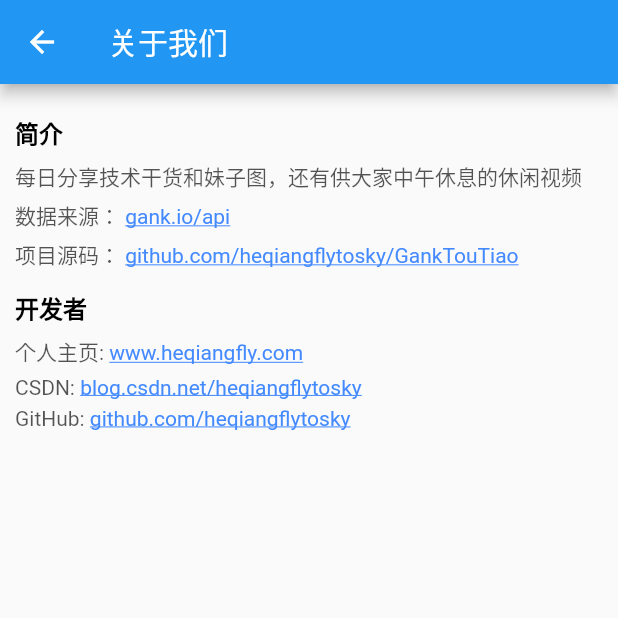
After one commit to heqiangflytosky/gank_flutter, a Flutter app: the MinePageWidget screen opened directly, after a tap on "关于我们", on a phone screen of 412 x 824 dp, the top half of it. The commit adds this screen. Run offline on Flutter 3.47's test engine with Material 2 defaults, Android fonts, the phone set to English and light mode, and no system bars; drawn by our look-alikes of flutter_linkify; our stand-ins replace dio, flutter_spinkit, sqflite; missing offline and left inert: flutter_webview_plugin; accounts and stored records are empty; generated files the repository leaves out were written again; network calls fail.

Commit message:
add fav_history and about page

```diff
--- /dev/null
+++ b/lib/widgets/about_page.dart
@@ -0,0 +1,104 @@
+import 'package:flutter/material.dart';
+import 'package:flutter_linkify/flutter_linkify.dart';
+import 'package:url_launcher/url_launcher.dart';
+
+class AboutWidget extends StatelessWidget {
+  @override
+  Widget build(BuildContext context) {
+    return new Scaffold(
+      appBar: new AppBar(
+        title: new Text("关于我们"),
+      ),
+      body: new Container(
+        padding: EdgeInsets.all(10),
+        child: new Column(
+          crossAxisAlignment: CrossAxisAlignment.start,
+          children: <Widget>[
+            new HeaderText("简介"),
+            new ContentText("每日分享技术干货和妹子图，还有供大家中午休息的休闲视频"),
+            new LinkText("数据来源： http://gank.io/api"),
+            new LinkText("项目源码： https://github.com/heqiangflytosky/GankTouTiao"),
+            new HeaderText("开发者"),
+            new LinkText("个人主页: http://www.heqiangfly.com"),
+            new LinkText("CSDN: http://blog.csdn.net/heqiangflytosky"),
+            new LinkText("GitHub: https://github.com/heqiangflytosky"),
+          ],
+        ),
+      )
+    );
+  }
+
+}
+
+class HeaderText extends StatelessWidget{
+  String title;
+
+  HeaderText(this.title);
+
+  @override
+  Widget build(BuildContext context) {
+    return new Container(
+      padding: EdgeInsets.only(left: 0,top: 10,right: 0,bottom: 5),
+      child: new Text(
+        title,
+        style: TextStyle(
+          fontSize:16,
+          color:Color(0xff000000),
+          fontWeight: FontWeight.bold,
+        ),
+      ),
+    );
+  }
+
+}
+
+class ContentText extends StatelessWidget{
+  String title;
+
+  ContentText(this.title);
+
+  @override
+  Widget build(BuildContext context) {
+    return new Container(
+      padding: EdgeInsets.only(left: 0,top: 2,right: 0,bottom: 3),
+      child: new Text(
+        title,
+        style: TextStyle(
+          fontSize:14,
+          color:Color(0xaa000000),
+        ),
+      ),
+    );
+  }
+
+}
+
+class LinkText extends StatelessWidget{
+  String title;
+
+  LinkText(this.title);
+
+  @override
+  Widget build(BuildContext context) {
+    return new Container(
+      padding: EdgeInsets.only(left: 0,top: 2,right: 0,bottom: 3),
+      child: new Linkify(
+        text: title,
+        style: TextStyle(
+          fontSize:14,
+          color:Color(0xaa000000),
+        ),
+        onOpen: (url) => _openUrl(url),
+      ),
+    );
+  }
+
+  _openUrl(LinkableElement link) async {
+    if (await canLaunch(link.url)) {
+      await launch(link.url);
+    } else {
+      throw 'Could not launch $link';
+    }
+  }
+
+}
--- a/lib/widgets/category_list.dart
+++ b/lib/widgets/category_list.dart
@@ -92,7 +92,7 @@ class CateGoryListState extends State<CategoryList> with AutomaticKeepAliveClien
         itemCount: _listData.length,
         physics: const AlwaysScrollableScrollPhysics(),
         itemBuilder: (context, i) {
-          return new ListItem(_listData[i]);
+          return new ListItem(_listData[i],false);
         }
     );
   }
--- a/lib/widgets/daily_list.dart
+++ b/lib/widgets/daily_list.dart
@@ -78,7 +78,7 @@ class DailyListState extends State<DailyList>  with AutomaticKeepAliveClientMixi
         itemBuilder: (context, i) {
           GankItem item = _listData[i];
           if (item is GankContentItem) {
-            return new ListItem(item.data);
+            return new ListItem(item.data,false);
           } else if (item is GankHeaderItem) {
             return new ListHeadItem(item.title, item.imageUrl);
           } else if (item is GankImageItem) {
--- a/lib/widgets/mine_page.dart
+++ b/lib/widgets/mine_page.dart
@@ -1,6 +1,8 @@
 
 import 'package:flutter/material.dart';
 import 'package:gank_flutter/persistence/db_helper.dart';
+import 'package:gank_flutter/widgets/fav_history_page.dart';
+import 'package:gank_flutter/widgets/about_page.dart';
 
 
 class MinePageWidget extends StatefulWidget{
@@ -61,12 +63,12 @@ class MinePageWidgetState extends State<MinePageWidget> {
               height: 1,
               color: Color(0xffdddddd)
           ),
-          new MineItem("images/user_favourite.png","我的收藏",_favouriteSize),
+          new MineItem("images/user_favourite.png","我的收藏",_favouriteSize, onClick: _openFavPage,),
           new Divider(
               height: 1,
               color: Color(0xffdddddd)
           ),
-          new MineItem("images/user_viewed.png","阅读过的文章",_historySize),
+          new MineItem("images/user_viewed.png","阅读过的文章",_historySize, onClick: _openHisPage,),
           new Divider(
               height: 1,
               color: Color(0xffdddddd)
@@ -78,7 +80,7 @@ class MinePageWidgetState extends State<MinePageWidget> {
               height: 1,
               color: Color(0xffdddddd)
           ),
-          new MineItem("images/user_about_author.png","关于我们",null),
+          new MineItem("images/user_about_author.png","关于我们",null, onClick: _openAboutPage,),
           new Divider(
               height: 1,
               color: Color(0xffdddddd)
@@ -88,6 +90,24 @@ class MinePageWidgetState extends State<MinePageWidget> {
     );
   }
 
+  _openFavPage() {
+    Navigator.of(context).push(MaterialPageRoute(builder: (context) {
+      return new FavHisWidget(PAGE_TYPE.FAVOURITE);
+    }));
+  }
+
+  _openHisPage() {
+    Navigator.of(context).push(MaterialPageRoute(builder: (context) {
+      return new FavHisWidget(PAGE_TYPE.HISTORY);
+    }));
+  }
+
+  _openAboutPage() {
+    Navigator.of(context).push(MaterialPageRoute(builder: (context) {
+      return new AboutWidget();
+    }));
+  }
+
 }
 
 class MineItem extends StatelessWidget{
@@ -95,11 +115,12 @@ class MineItem extends StatelessWidget{
   int _size;
   String _title;
 
-  MineItem(this._iconPath,this._title,this._size);
+  MineItem(this._iconPath,this._title,this._size,{this.onClick});
 
   @override
   Widget build(BuildContext context) {
-    return new Container(
+    return new GestureDetector(
+      child: new Container(
           color: new Color(0xffffffff),
           padding: new EdgeInsets.only(left: 20,top:0,right: 20,bottom: 0),
           child: new Row(
@@ -137,7 +158,11 @@ class MineItem extends StatelessWidget{
             ],
           ),
           height: 52
+      ),
+      onTap: onClick,
     );
   }
 
+  void Function() onClick;
+
 }
--- a/pubspec.yaml
+++ b/pubspec.yaml
@@ -28,6 +28,8 @@ dependencies:
   flutter_webview_plugin: ^0.3.5
   flutter_spinkit: ^3.0.0
   sqflite: ^1.1.6
+  flutter_linkify: ^2.1.0
+  url_launcher: ^5.1.2
 
 dev_dependencies:
   flutter_test:
@@ -55,6 +57,7 @@ flutter:
   assets:
     - images/ic_content_from.png
     - images/ic_content_time.png
+    - images/ic_content_type.png
     - images/ic-title-benefit.png
     - images/ic-title-android.png
     - images/ic-title-ios.png
```
Also changed, not shown: lib/persistence/db_helper.dart (+26 -0 lines), lib/widgets/fav_history_page.dart (added, +85 -0 lines), lib/widgets/list_item.dart (+27 -3 lines), images/ic_content_type.png (added), pubspec.lock. Lines whose indentation alone changed are shown as unchanged.
